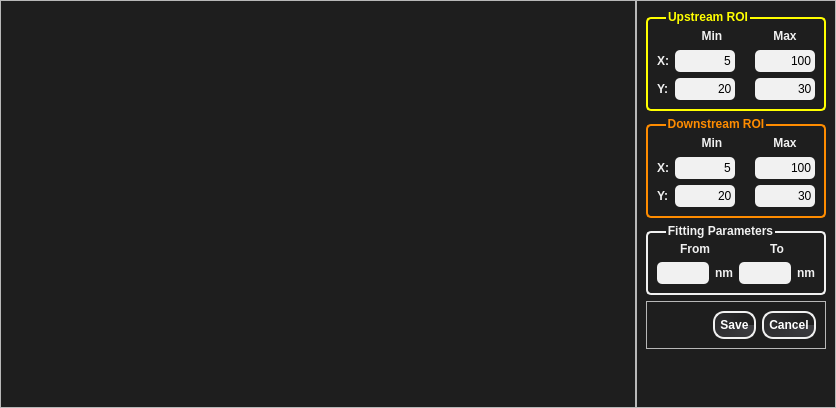
First picture: the form in T-Rax/QT_Trial/T_Rax_ROI_Selector.ui, repository CPrescher/T-rax, before the edit.
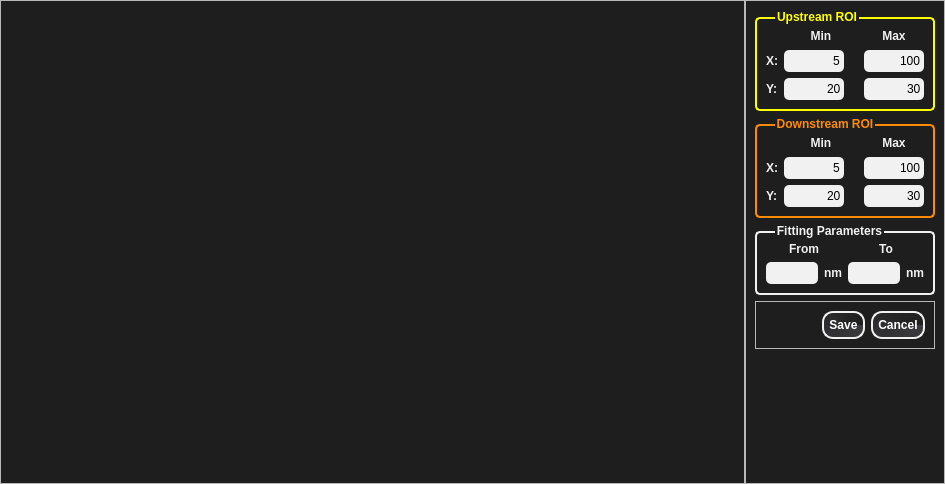
Second picture: the form after the edit.

Commit message: added a statusbar in the main window where x and y coordinates of the mouse are shown

What changed in the file:
```diff
--- a/T-Rax/QT_Trial/T_Rax_ROI_Selector.ui
+++ b/T-Rax/QT_Trial/T_Rax_ROI_Selector.ui
@@ -6,8 +6,8 @@
    <rect>
     <x>0</x>
     <y>0</y>
-    <width>836</width>
-    <height>408</height>
+    <width>945</width>
+    <height>484</height>
    </rect>
   </property>
   <property name="windowTitle">
```
The commit also changes 7 other files.
